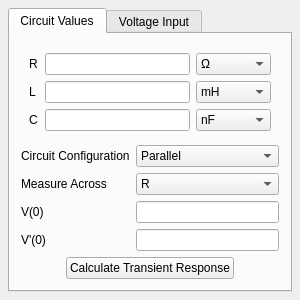
The window that graphical-rlc/CircuitOptions.ui (blaksmith205/graphical-rlc) describes before a commit, drawn with Qt 5.
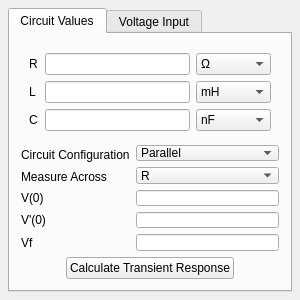
The same window after the commit.

Patch:
```diff
--- a/graphical-rlc/CircuitOptions.ui
+++ b/graphical-rlc/CircuitOptions.ui
@@ -312,6 +312,16 @@
          <item row="3" column="1">
           <widget class="QLineEdit" name="initialConditionPrimeText"/>
          </item>
+         <item row="4" column="0">
+          <widget class="QLabel" name="finalValueLabel">
+           <property name="text">
+            <string>Vf</string>
+           </property>
+          </widget>
+         </item>
+         <item row="4" column="1">
+          <widget class="QLineEdit" name="finalValueText"/>
+         </item>
         </layout>
        </item>
        <item alignment="Qt::AlignHCenter">
```
